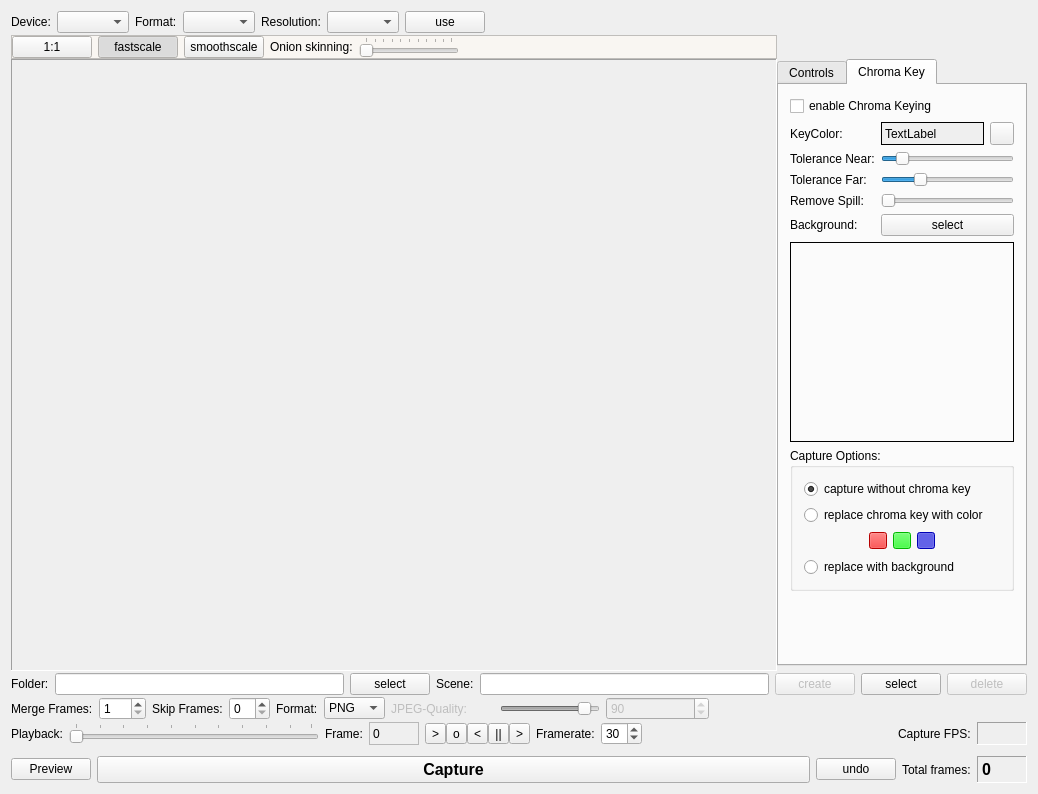
This is video/StopMoCap/trunk/gui/stopmocap.ui in pfedick/openstopmotion as Qt 5 draws it before an edit. The edited form follows.
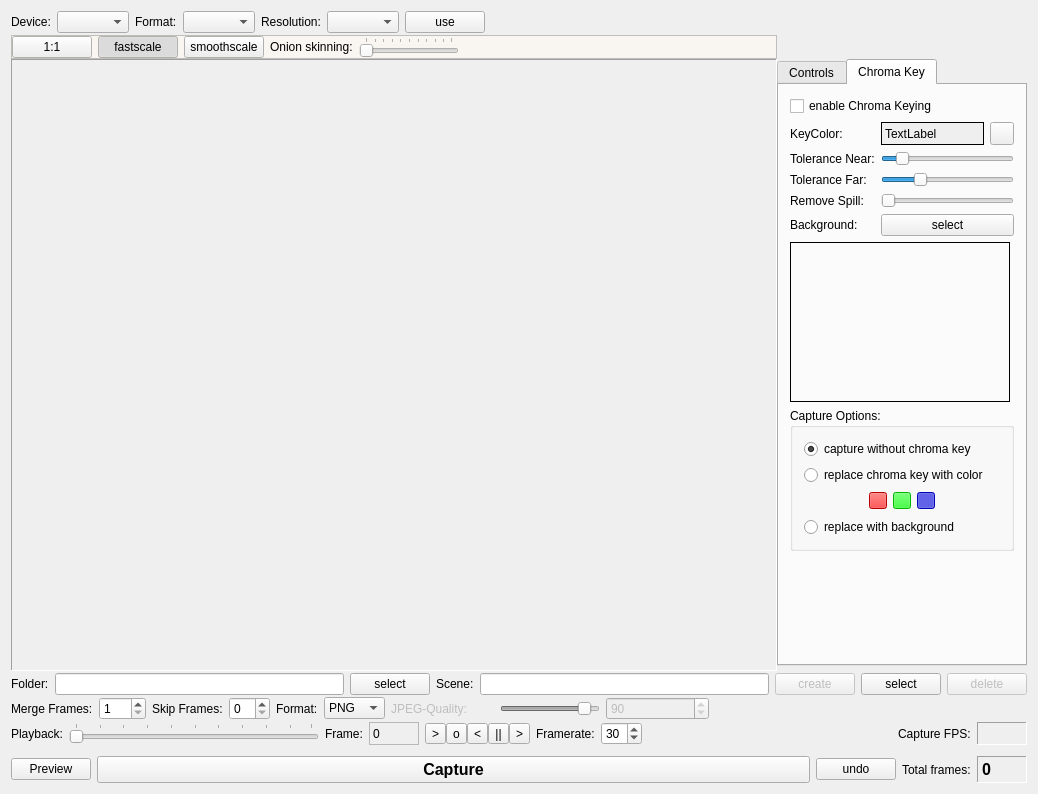
This is the edited form. Icons and pictures are not drawn. Custom widgets are drawn as their Qt base class.

The edit to the form file:
```diff
--- a/video/StopMoCap/trunk/gui/stopmocap.ui
+++ b/video/StopMoCap/trunk/gui/stopmocap.ui
@@ -306,8 +306,14 @@
               <widget class="QLabel" name="chromaBackground">
                <property name="minimumSize">
                 <size>
-                 <width>200</width>
-                 <height>200</height>
+                 <width>220</width>
+                 <height>160</height>
+                </size>
+               </property>
+               <property name="maximumSize">
+                <size>
+                 <width>220</width>
+                 <height>160</height>
                 </size>
                </property>
                <property name="frameShape">
```
